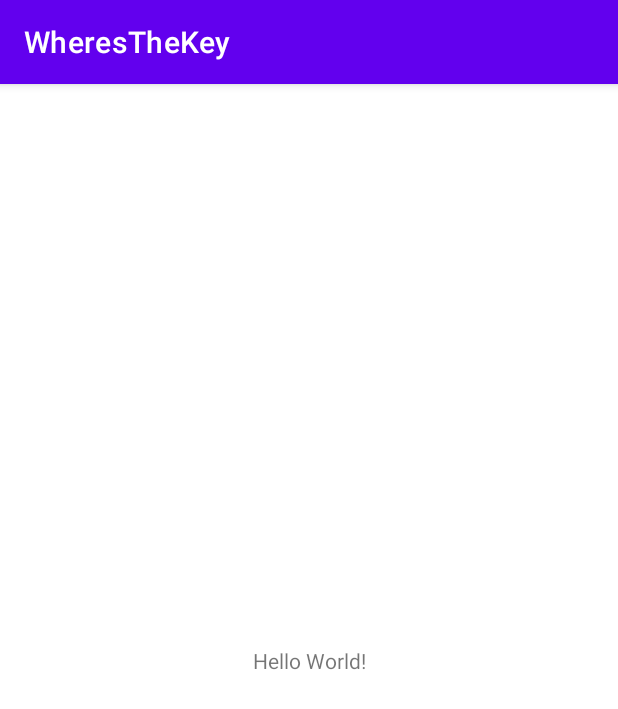
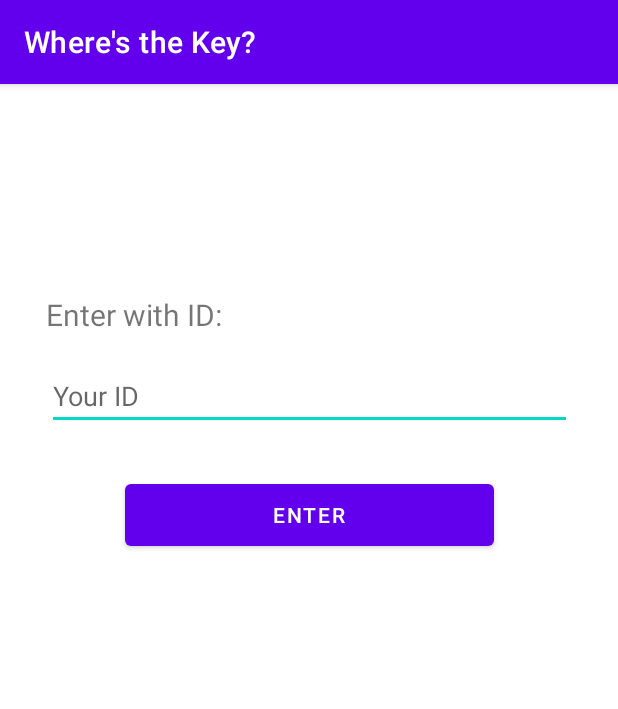
Before and after one commit to MUnente/WheresTheKey, an Android app: the screen it shows after launch (MainActivity), on a phone screen of 412 x 824 dp. Shown: the top 709 px of the screen. Run offline under Robolectric (Android 15) with nearby library versions, the phone set to English and light mode, and no system bars.

Commit message:
Feature: Adding first main layout

```diff
--- a/app/src/main/java/com/app/MainActivity.java
+++ b/app/src/main/java/com/app/MainActivity.java
@@ -3,6 +3,10 @@ package com.app;
 import androidx.appcompat.app.AppCompatActivity;
 
 import android.os.Bundle;
+import android.view.View;
+import android.widget.Button;
+import android.widget.EditText;
+import android.widget.Toast;
 
 public class MainActivity extends AppCompatActivity {
 
@@ -10,5 +14,12 @@ public class MainActivity extends AppCompatActivity {
     protected void onCreate(Bundle savedInstanceState) {
         super.onCreate(savedInstanceState);
         setContentView(R.layout.activity_main);
+
+        EditText txtUserId = (EditText) findViewById(R.id.txtUserId);
+        Button btnEnter = (Button) findViewById(R.id.btnEnter);
+
+        btnEnter.setOnClickListener((View view) -> {
+            Toast.makeText(this, "Hello, World!", Toast.LENGTH_SHORT).show();
+        });
     }
 }
--- a/app/src/main/res/layout/activity_main.xml
+++ b/app/src/main/res/layout/activity_main.xml
@@ -7,12 +7,36 @@
     tools:context=".MainActivity">
 
     <TextView
+        android:id="@+id/textView1"
         android:layout_width="wrap_content"
         android:layout_height="wrap_content"
-        android:text="Hello World!"
-        app:layout_constraintBottom_toBottomOf="parent"
+        android:layout_marginTop="140dp"
+        android:text="Enter with ID:"
+        android:textSize="20sp"
         app:layout_constraintEnd_toEndOf="parent"
+        app:layout_constraintHorizontal_bias="0.105"
         app:layout_constraintStart_toStartOf="parent"
         app:layout_constraintTop_toTopOf="parent" />
 
+    <EditText
+        android:id="@+id/txtUserId"
+        android:layout_width="350dp"
+        android:layout_height="39dp"
+        android:layout_marginTop="24dp"
+        android:hint="Your ID"
+        app:layout_constraintEnd_toEndOf="parent"
+        app:layout_constraintHorizontal_bias="0.508"
+        app:layout_constraintStart_toStartOf="parent"
+        app:layout_constraintTop_toBottomOf="@+id/textView1" />
+
+    <Button
+        android:id="@+id/btnEnter"
+        android:layout_width="246dp"
+        android:layout_height="53dp"
+        android:layout_marginTop="30dp"
+        android:text="Enter"
+        app:layout_constraintEnd_toEndOf="parent"
+        app:layout_constraintStart_toStartOf="parent"
+        app:layout_constraintTop_toBottomOf="@+id/txtUserId" />
+
 </androidx.constraintlayout.widget.ConstraintLayout>
--- a/app/src/main/res/values/strings.xml
+++ b/app/src/main/res/values/strings.xml
@@ -1,3 +1,3 @@
 <resources>
-    <string name="app_name">WheresTheKey</string>
+    <string name="app_name">"Where's the Key?"</string>
 </resources>
```
